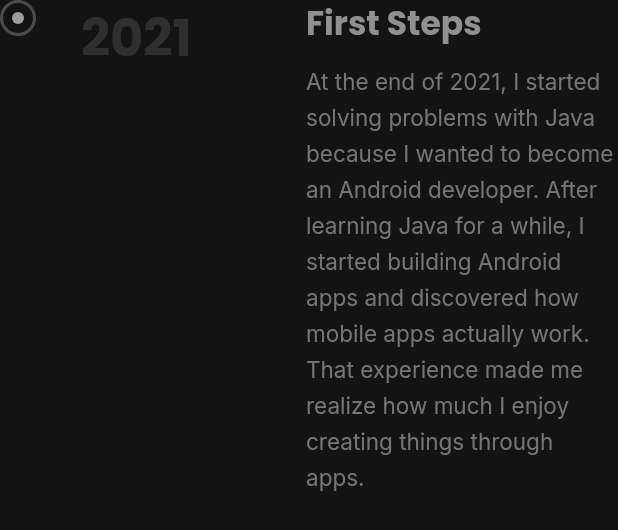
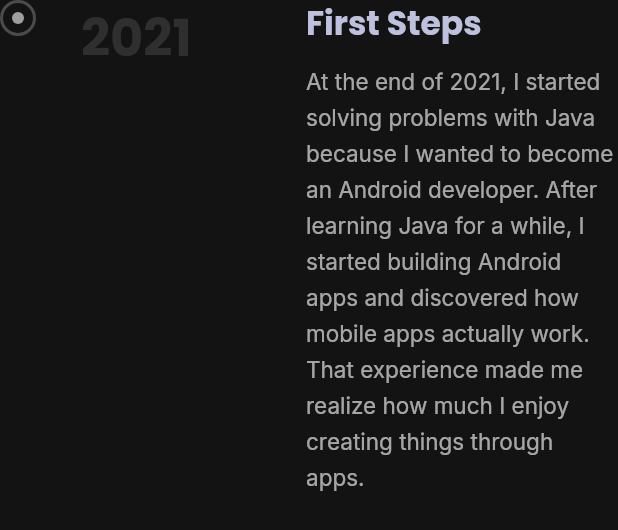
Before and after one commit to iamsohan100/Portfolio, a Flutter app: the JourneyItemDesktop widget shown alone on an empty page, opened directly with sample values from the repository, on a phone screen of 412 x 824 dp. Shown: the top 530 px of the screen. Run offline on Flutter 3.47's test engine with Material 3 defaults, Android fonts, the phone set to English and light mode, and no system bars; our stand-ins replace font_awesome_flutter, get, google_fonts.

Commit message:
about my journey

```diff
--- a/lib/core/constants/web_color.dart
+++ b/lib/core/constants/web_color.dart
@@ -10,5 +10,7 @@ class WebColor {
   static const Color blueGrey = Colors.blue;
   static const Color lightSilver = Color(0xFFE2E2E2);
   static const Color green = Color(0xFF22C55E);
+  static const Color bec = Color(0xFFBEC1DD);
+  static const Color lightGrey = Color(0xFFE5E5E5);
   static const Color transparent = Colors.transparent;
 }
--- a/lib/feature/my_journey/desktop/widgets/journey_item_desktop.dart
+++ b/lib/feature/my_journey/desktop/widgets/journey_item_desktop.dart
@@ -88,14 +88,14 @@ class JourneyItemDesktop extends StatelessWidget {
                   fontSize: 22,
                   fontWeight: FontWeight.w700,
                   isPoppin: true,
-                  color: WebColor.grey.withValues(alpha: 0.9),
+                  color: WebColor.bec,
                 ),
                 const SizedBox(height: 12),
                 CustomText(
                   text: item.description,
                   fontSize: 15,
                   fontWeight: FontWeight.w400,
-                  color: WebColor.grey.withValues(alpha: 0.7),
+                  color: WebColor.lightGrey.withValues(alpha: 0.7),
                   lineHeight: 1.6,
                 ),
               ],
```
